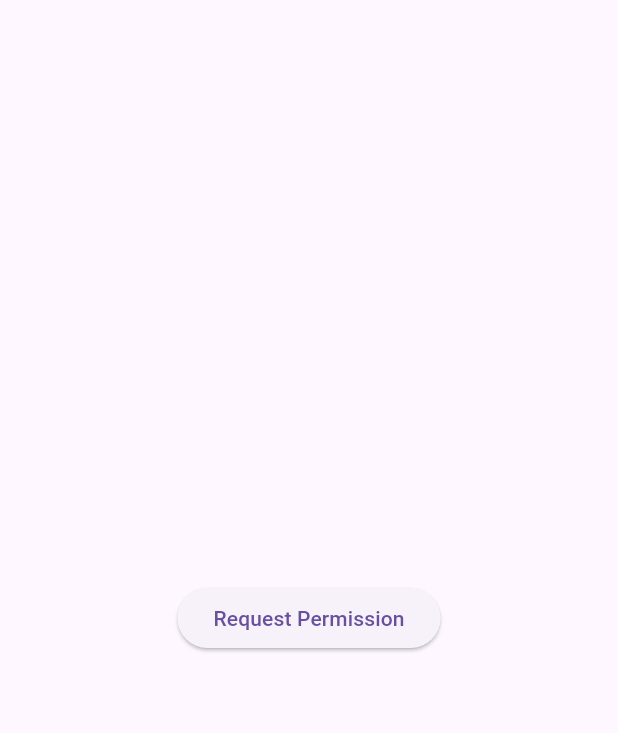
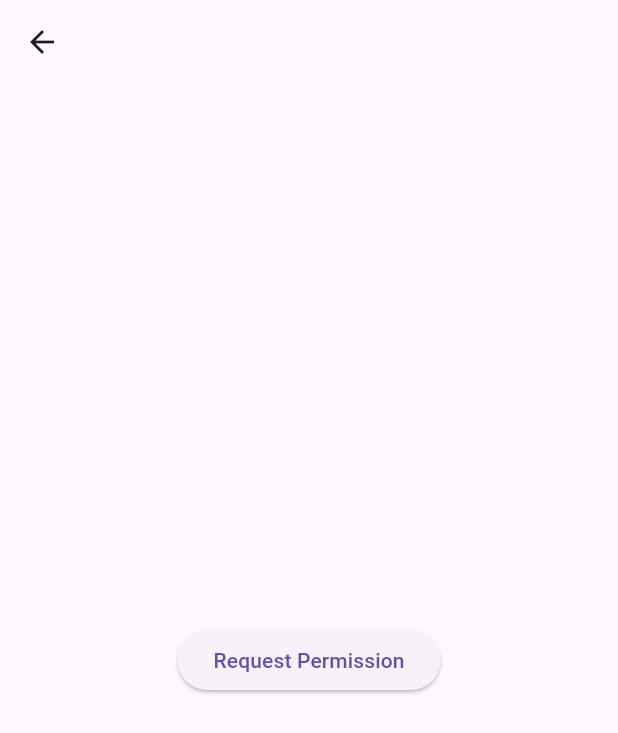
Before and after one commit to EduardoArc3/compass_mobile_pds, a Flutter app: the screen it shows after launch, after a tap on "Iniciar", on a phone screen of 412 x 824 dp. Shown: the top 733 px of the screen. Run offline on Flutter 3.47's test engine with Material 3 defaults, Android fonts, the phone set to English and light mode, and no system bars; our stand-ins replace flutter_compass, permission_handler.

Commit message:
Arrow back

```diff
--- a/lib/screens/CompasScreen.dart
+++ b/lib/screens/CompasScreen.dart
@@ -1,6 +1,7 @@
 import 'dart:math' as math;
 //Used to convert degrees to radians (because Transform.rotate uses radians)
 
+import 'package:compass_mobile_pds/screens/InitialSplash.dart';
 import 'package:flutter/material.dart';
 import 'package:flutter_compass/flutter_compass.dart'; //Plugin that gives access to the device compass sensor
 import 'package:permission_handler/permission_handler.dart'; //This Package allow consult and ask for permisson in the phone
@@ -87,6 +88,17 @@ class _CompassScreenState extends State<CompassScreen> {
     return MaterialApp(
       debugShowCheckedModeBanner: false,
       home: Scaffold(
+        appBar: AppBar(
+          leading: IconButton(
+            icon: const Icon(Icons.arrow_back),
+            onPressed: () {
+              Navigator.pushReplacement(
+                context,
+                MaterialPageRoute(builder: (context) => Initialsplash()),
+              );
+            },
+          ),
+        ),
         body: Builder(
           builder: (context) {
             //If permission granted, show compass
```
